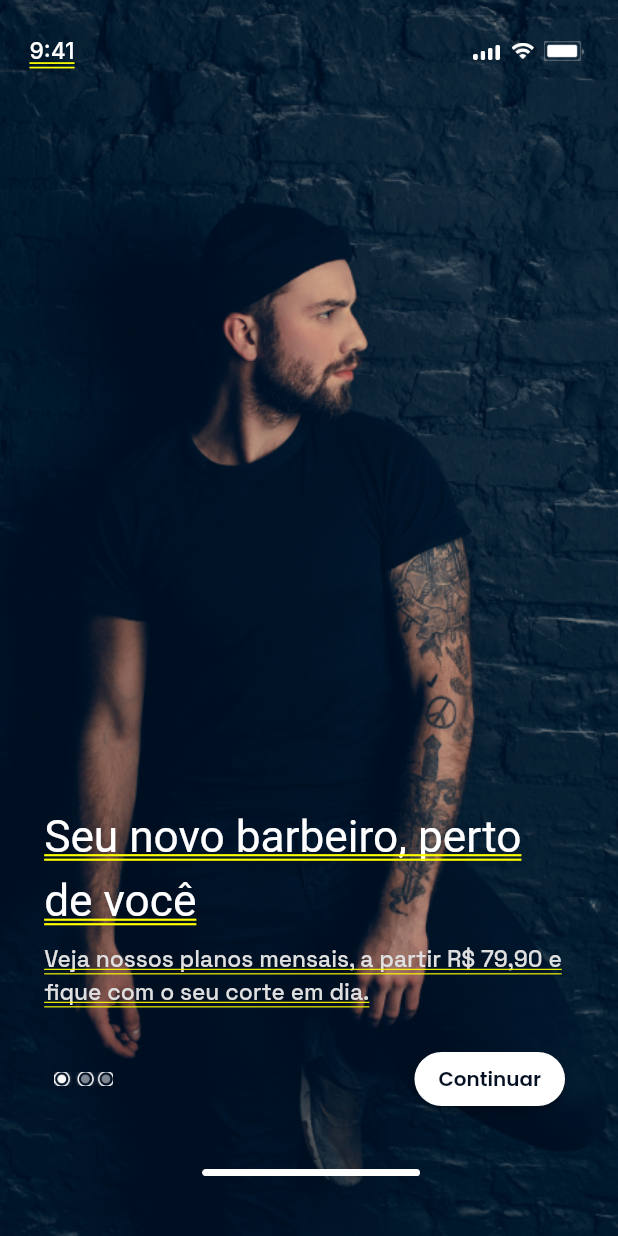
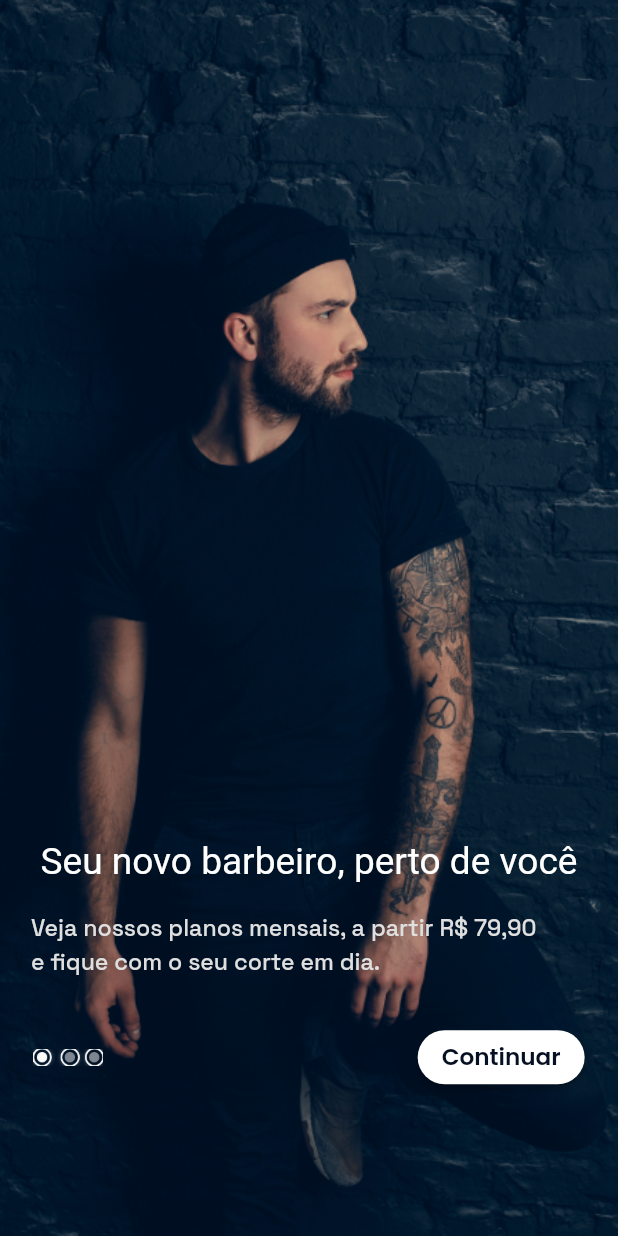
Before and after one commit to guicastle/meu_barbeiro, a Flutter app: the screen it shows after launch, on a phone screen of 412 x 824 dp. Run offline on Flutter 3.47's test engine with Material 2 defaults, Android fonts, the phone set to English and light mode, and no system bars; our stand-ins replace google_fonts; Roboto replaces fonts that are missing (Zen Dots).

Commit message:
chg: Refatorar tela de Intro First Step page

```diff
--- a/lib/main.dart
+++ b/lib/main.dart
@@ -10,8 +10,13 @@
 
   @override
   Widget build(BuildContext context) {
+    // ignore: prefer_const_constructors
     return MaterialApp(
-      home: IntroFirstStep(),
+      debugShowCheckedModeBanner: false,
+      // ignore: prefer_const_constructors
+      home: Scaffold(
+        body: const IntroFirstStep(),
+      ),
     );
   }
 }
--- a/lib/screens/intro_first_step.dart
+++ b/lib/screens/intro_first_step.dart
@@ -1,15 +1,25 @@
+import 'dart:ui';
+
 import 'package:flutter/material.dart';
+import 'package:meu_barbeiro/screens/register_page.dart';
 import 'package:meu_barbeiro/values/utils.dart';
 
 class IntroFirstStep extends StatelessWidget {
+  const IntroFirstStep({Key? key}) : super(key: key);
+
   @override
   Widget build(BuildContext context) {
-    double baseWidth = 420;
-    double fem = MediaQuery.of(context).size.width / baseWidth;
-    double ffem = fem * 0.97;
+    double width = MediaQuery.of(context).size.width * 0.90;
+    double height = MediaQuery.of(context).size.height * 0.90;
     return Center(
+      child: BackdropFilter(
+        filter: ImageFilter.blur(
+          sigmaX: 5,
+          sigmaY: 5,
+        ),
         child: Container(
           width: double.infinity,
+          padding: EdgeInsets.only(bottom: height / 8),
           decoration: const BoxDecoration(
             color: Color(0xffffffff),
             image: DecorationImage(
@@ -20,109 +30,90 @@
             ),
           ),
           child: Column(
+            mainAxisAlignment: MainAxisAlignment.end,
             crossAxisAlignment: CrossAxisAlignment.center,
             children: [
-            // Image header and Title and Description
+              /* TITULO E DESCRIÇÃO */
               Container(
-              padding: EdgeInsets.fromLTRB(
-                  20 * fem, 16 * fem, 20.02 * fem, 24 * fem),
-              width: double.infinity,
-              child: Column(
-                crossAxisAlignment: CrossAxisAlignment.center,
-                children: [
-                  Container(
-                    margin: EdgeInsets.fromLTRB(
-                        0 * fem, 0 * fem, 0 * fem, 501 * fem),
-                    width: double.infinity,
-                    child: Row(
-                      crossAxisAlignment: CrossAxisAlignment.center,
-                      children: [
-                        Container(
-                          margin: EdgeInsets.fromLTRB(
-                              0 * fem, 12 * fem, 271 * fem, 0 * fem),
-                          child: Text(
-                            '9:41',
-                            style: SafeGoogleFont(
-                              'Inter',
-                              fontSize: 16 * ffem,
-                              fontWeight: FontWeight.w500,
-                              height: 1 * ffem / fem,
-                              color: const Color(0xffffffff),
-                            ),
-                          ),
-                        ),
-                        Container(
-                          margin: EdgeInsets.fromLTRB(
-                              0 * fem, 12 * fem, 8 * fem, 0 * fem),
-                          width: 18 * fem,
-                          height: 10 * fem,
-                          child: Image.asset(
-                            'assets/design/images/mobile-signal-GGN.png',
-                            width: 18 * fem,
-                            height: 10 * fem,
-                          ),
-                        ),
-                        Container(
-                          margin: EdgeInsets.fromLTRB(
-                              0 * fem, 10 * fem, 6.73 * fem, 0 * fem),
-                          width: 15.27 * fem,
-                          height: 10.97 * fem,
-                          child: Image.asset(
-                            'assets/design/images/wifi-558.png',
-                            width: 15.27 * fem,
-                            height: 10.97 * fem,
-                          ),
-                        ),
-                        Container(
-                          margin: EdgeInsets.fromLTRB(
-                              0 * fem, 10 * fem, 0 * fem, 0 * fem),
-                          width: 26.98 * fem,
-                          height: 13 * fem,
-                          child: Image.asset(
-                            'assets/design/images/battery.png',
-                            width: 26.98 * fem,
-                            height: 13 * fem,
-                          ),
-                        ),
-                      ],
-                    ),
-                  ),
-                  Container(
-                    margin: EdgeInsets.fromLTRB(
-                        10 * fem, 0 * fem, 8.98 * fem, 0 * fem),
-                    width: double.infinity,
-                    child: Column(
-                      crossAxisAlignment: CrossAxisAlignment.start,
-                      children: [
-                        Container(
-                          margin: EdgeInsets.fromLTRB(
-                              0 * fem, 0 * fem, 0 * fem, 8 * fem),
                 constraints: BoxConstraints(
-                            maxWidth: 375 * fem,
+                  maxWidth: width,
                 ),
                 child: Text(
                   'Seu novo barbeiro, perto de você',
                   style: SafeGoogleFont(
                     'Zen Dots',
-                              fontSize: 31 * ffem,
+                    fontSize: width / 15,
                     fontWeight: FontWeight.w400,
-                              height: 1.5 * ffem / fem,
+                    height: 1.5,
                     color: const Color(0xffffffff),
                   ),
                 ),
               ),
+              SizedBox(
+                height: width / 24,
+              ),
               Container(
+                padding: EdgeInsets.only(right: width * 0.06),
                 constraints: BoxConstraints(
-                            maxWidth: 375 * fem,
+                  maxWidth: width,
                 ),
                 child: Text(
                   'Veja nossos planos mensais, a partir R\$ 79,90 e fique com o seu corte em dia.',
                   style: SafeGoogleFont(
                     'Space Grotesk',
-                              fontSize: 16 * ffem,
+                    fontSize: width / 24,
                     fontWeight: FontWeight.w500,
-                              height: 1.5 * ffem / fem,
+                    height: 1.5,
                     color: const Color(0xffdfdfdf),
+                  ),
+                ),
+              ),
+              SizedBox(
+                height: width / 14,
+              ),
+
+              /* BOTÃO CONTINUAR */
+              Padding(
+                padding: EdgeInsets.only(
+                  left: width * 0.06,
+                  right: width * 0.06,
+                ),
+                child: Row(
+                  mainAxisAlignment: MainAxisAlignment.spaceBetween,
+                  crossAxisAlignment: CrossAxisAlignment.center,
+                  children: [
+                    Image.asset(
+                      'assets/design/images/frame-1261154305.png',
+                      width: width / 8,
+                      height: height / 14,
+                    ),
+                    ElevatedButton(
+                      style: ButtonStyle(
+                        backgroundColor:
+                            MaterialStateProperty.all<Color>(Colors.white),
+                        shape:
+                            MaterialStateProperty.all<RoundedRectangleBorder>(
+                          RoundedRectangleBorder(
+                            borderRadius: BorderRadius.circular(196),
+                          ),
+                        ),
+                      ),
+                      onPressed: () {
+                        Navigator.push(
+                          context,
+                          MaterialPageRoute(
+                            builder: (context) => const RegisterPage(),
+                          ),
+                        );
+                      },
+                      child: Text(
+                        'Continuar',
+                        style: SafeGoogleFont(
+                          'Poppins',
+                          fontSize: width / 24,
+                          fontWeight: FontWeight.w600,
+                          height: 1.5,
+                          color: const Color(0xff061023),
                         ),
                       ),
                     ),
@@ -132,74 +123,6 @@
             ],
           ),
         ),
-
-            //color: const Color(0x19ffffff),
-
-            // ClipRect(
-            //   child: BackdropFilter(
-            //     filter: ImageFilter.blur(
-            //       sigmaX: 20 * fem,
-            //       sigmaY: 20 * fem,
-            //     ),
-            //     child: Container(
-            //       padding: const EdgeInsets.only(left: 24, right: 24),
-            //       child:
-            //     ),
-            //   ),
-            // ),
-
-            Container(
-              padding: EdgeInsets.only(left: 36 * fem, right: 36 * fem),
-              child: Row(
-                mainAxisAlignment: MainAxisAlignment.spaceBetween,
-                crossAxisAlignment: CrossAxisAlignment.center,
-                children: [
-                  Image.asset(
-                    'assets/design/images/frame-1261154305.png',
-                    width: 42 * fem,
-                    height: 10 * fem,
-                  ),
-                  ElevatedButton(
-                    style: ButtonStyle(
-                      backgroundColor:
-                          MaterialStateProperty.all<Color>(Colors.white),
-                      shape: MaterialStateProperty.all<RoundedRectangleBorder>(
-                        RoundedRectangleBorder(
-                          borderRadius: BorderRadius.circular(196 * fem),
-                        ),
-                      ),
-                    ),
-                    onPressed: () {},
-                    child: Text(
-                      'Continuar',
-                      style: SafeGoogleFont(
-                        'Poppins',
-                        fontSize: 14 * ffem,
-                        fontWeight: FontWeight.w600,
-                        height: 1.5 * ffem / fem,
-                        color: const Color(0xff061023),
-                      ),
-                    ),
-                  ),
-                ],
-              ),
-            ),
-
-            const SizedBox(
-              height: 36,
-            ),
-            Container(
-              margin: EdgeInsets.fromLTRB(3 * fem, 0 * fem, 0 * fem, 0 * fem),
-              width: 148 * fem,
-              height: 5 * fem,
-              child: Image.asset(
-                'assets/design/images/native-home-indicator-6gv.png',
-                width: 148 * fem,
-                height: 5 * fem,
-              ),
-            ),
-          ],
-        ),
       ),
     );
   }
--- a/lib/screens/register_page.dart
+++ b/lib/screens/register_page.dart
@@ -0,0 +1,17 @@
+import 'package:flutter/material.dart';
+
+class RegisterPage extends StatefulWidget {
+  const RegisterPage({Key? key}) : super(key: key);
+
+  @override
+  _RegisterPageState createState() => _RegisterPageState();
+}
+
+class _RegisterPageState extends State<RegisterPage> {
+  @override
+  Widget build(BuildContext context) {
+    return Container(
+      color: Colors.white,
+    );
+  }
+}
```
Lines whose indentation alone changed are shown as unchanged.
